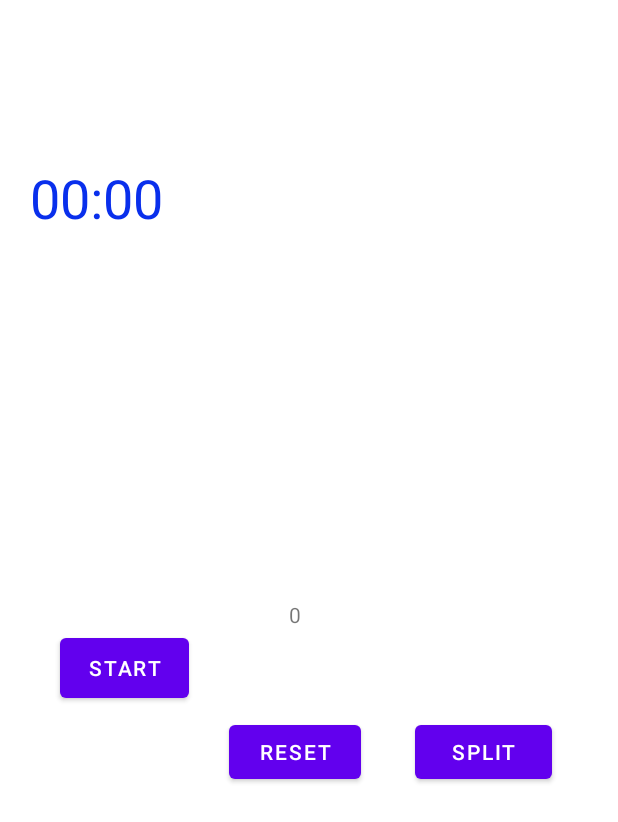
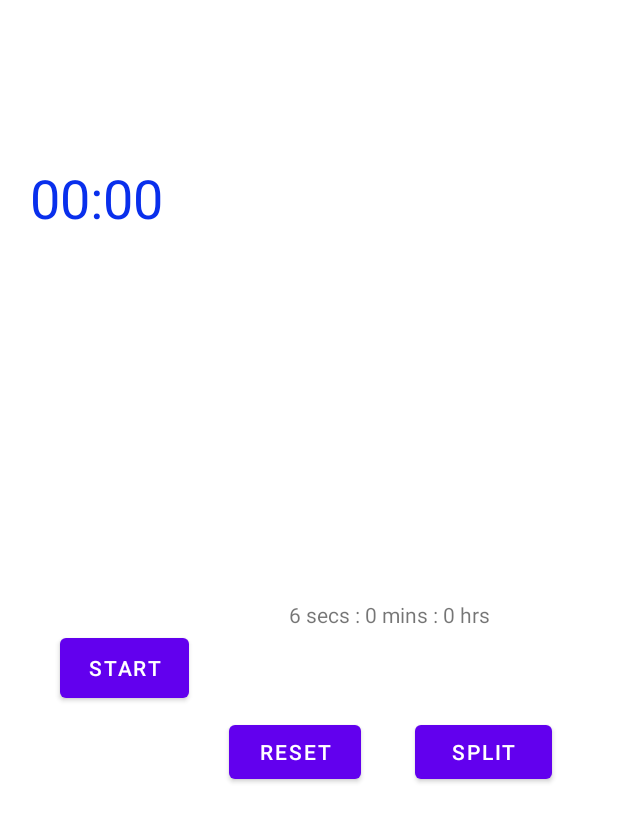
Before and after one commit to Zyjinn/CMPS359_Logger_Final_Project, an Android app: the TimerFragment screen opened through its navigation route, after a tap on "SPLIT", on a phone screen of 412 x 824 dp. Shown: the top 822 px of the screen. Run offline under Robolectric (Android 15) with nearby library versions, the phone set to English and light mode, and no system bars; 3 other taps on this screen came first.

Commit message:
Timer division

```diff
--- a/app/src/main/java/com/example/cmps359_logger_final_project/TimerFragment.kt
+++ b/app/src/main/java/com/example/cmps359_logger_final_project/TimerFragment.kt
@@ -2,7 +2,6 @@ package com.example.cmps359_logger_final_project
 
 import android.os.Bundle
 import android.os.SystemClock
-import androidx.fragment.app.Fragment
 import android.view.LayoutInflater
 import android.view.View
 import android.view.ViewGroup
@@ -10,7 +9,8 @@ import android.widget.Button
 import android.widget.Chronometer
 import android.widget.TextView
 import android.widget.Toast
-import kotlinx.android.synthetic.*
+import android.widget.Toast.makeText
+import androidx.fragment.app.Fragment
 import kotlinx.android.synthetic.main.fragment_timer.*
 
 // TODO: Rename parameter arguments, choose names that match
@@ -48,8 +48,8 @@ class TimerFragment : Fragment() {
     }
 
     override fun onCreateView(
-        inflater: LayoutInflater, container: ViewGroup?,
-        savedInstanceState: Bundle?
+            inflater: LayoutInflater, container: ViewGroup?,
+            savedInstanceState: Bundle?
     ): View? {
         // Inflate the layout for this fragment
         return inflater.inflate(R.layout.fragment_timer, container, false)
@@ -108,8 +108,8 @@ class TimerFragment : Fragment() {
             currentSplit = currentSplit?.div(1000) // convert to seconds
             currentSplit = currentSplit?.div(60) // get minutes
             currentSplit = currentSplit?.div(60) // get hours
-
             splitTimes?.text = currentSplit.toString()
+            println(currentSplit)
             splitTimer = currentSplit
 
         }
@@ -117,7 +117,59 @@ class TimerFragment : Fragment() {
 
     override fun onStart() {
         super.onStart()
+        //        Variables for the timer
+        timer = getView()?.findViewById<Chronometer>(R.id.c_meter)
 
+
+//        Get buttons
+        startButton = getView()?.findViewById<Button>(R.id.timerStartBtn)
+        splitButton = getView()?.findViewById<Button>(R.id.timerSplitBtn)
+        stopButton = getView()?.findViewById<Button>(R.id.timerStopBtn)
+        resetButton = getView()?.findViewById<Button>(R.id.timerResetBtn)
+        splitTimes = getView()?.findViewById<TextView>(R.id.splitsList)
+        splitTimer = timer?.getBase()
+
+//        Start btn listener to start the timer
+        timerStartBtn.setOnClickListener {
+            // start the timer
+            timer?.setBase((SystemClock.elapsedRealtime() + stopTime!!))
+            timer?.start()
+
+//            Hide the start button and reveal the stop button
+            startButton?.visibility = View.GONE
+            stopButton?.visibility = View.VISIBLE
+
+        }
+        timerStopBtn.setOnClickListener {
+            // stop the timer
+            stopTime = (timer?.getBase()?.minus(SystemClock.elapsedRealtime()))
+            timer?.stop()
+
+//            Hide the stop button and reveal the start button
+            startButton?.visibility = View.VISIBLE
+            stopButton?.visibility = View.GONE
+        }
+
+        timerResetBtn.setOnClickListener {
+            timer?.setBase(SystemClock.elapsedRealtime())
+            stopTime = 0;
+            timer?.stop()
+            startButton?.visibility = View.VISIBLE
+            stopButton?.visibility = View.GONE
+
+        }
+        timerSplitBtn.setOnClickListener {
+//            var currentSplit: Long? = splitTimer?.minus(SystemClock.elapsedRealtime())
+            var currentSplit: Long? = SystemClock.elapsedRealtime() - splitTimer!!
+            // display and store the current split
+            var currentSplitSecs: Long? = currentSplit?.div(1000) // convert to seconds
+            var currentSplitMins: Long? = currentSplitSecs?.div(60) // get minutes
+            var currentSplitHrs: Long? = currentSplitMins?.div(60) // get hours
+            splitTimes?.text = "$currentSplitSecs secs : $currentSplitMins mins : $currentSplitHrs hrs"
+            println(currentSplit)
+            splitTimer = currentSplit
+
+        }
     }
 
     companion object {
```
